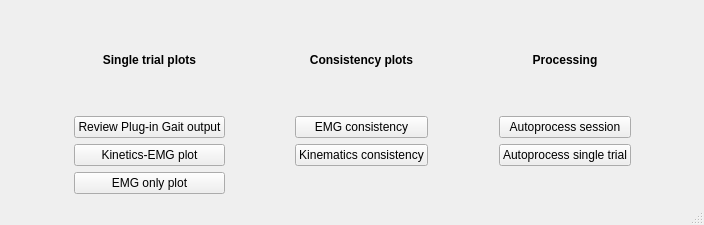
Old version of the form gaitmenu.ui in the repository NCH-Motion-Laboratory/gaitutils.
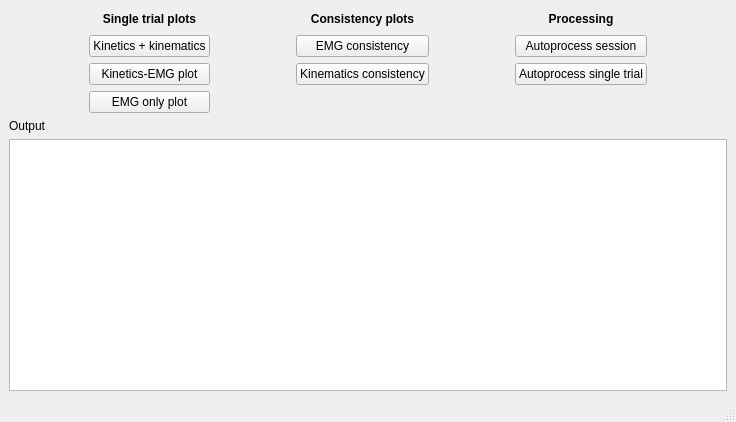
New version of the form.

Commit message: logging basically ok but lags

What changed in the file:
```diff
--- a/gaitmenu.ui
+++ b/gaitmenu.ui
@@ -6,15 +6,15 @@
    <rect>
     <x>0</x>
     <y>0</y>
-    <width>704</width>
-    <height>225</height>
+    <width>736</width>
+    <height>422</height>
    </rect>
   </property>
   <property name="windowTitle">
    <string>MainWindow</string>
   </property>
   <widget class="QWidget" name="centralwidget">
-   <layout class="QHBoxLayout" name="horizontalLayout">
+   <layout class="QVBoxLayout" name="verticalLayout">
     <item>
      <layout class="QGridLayout" name="gridLayout">
       <item row="0" column="0">
@@ -134,7 +134,7 @@
       <item row="1" column="1">
        <widget class="QPushButton" name="btnKinall">
         <property name="text">
-         <string>Review Plug-in Gait output</string>
+         <string>Kinetics + kinematics</string>
         </property>
        </widget>
       </item>
@@ -168,6 +168,16 @@
       </item>
      </layout>
     </item>
+    <item>
+     <widget class="QLabel" name="label_4">
+      <property name="text">
+       <string>Output</string>
+      </property>
+     </widget>
+    </item>
+    <item>
+     <widget class="QPlainTextEdit" name="txtOutput"/>
+    </item>
    </layout>
   </widget>
   <widget class="QMenuBar" name="menubar">
```
Left out of the diff: 2 changed lines with no effect on the pictures. The commit also changes 1 other file.
